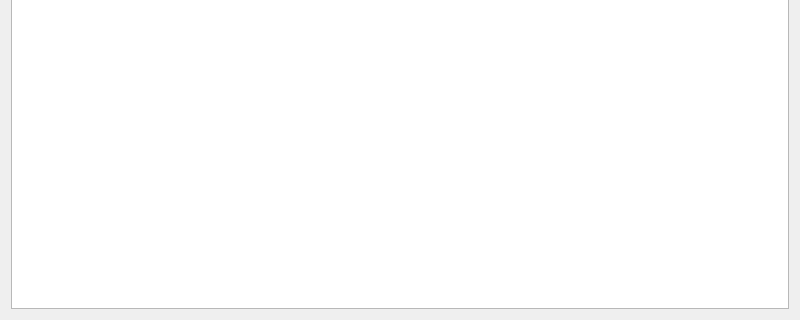
Above: Ui/locations-list.ui from kuba172/Demog before the change; both pictures show x 0 to 800 and y 280 to 600 of the 800 by 600 pixel window. Below: the same form after it.
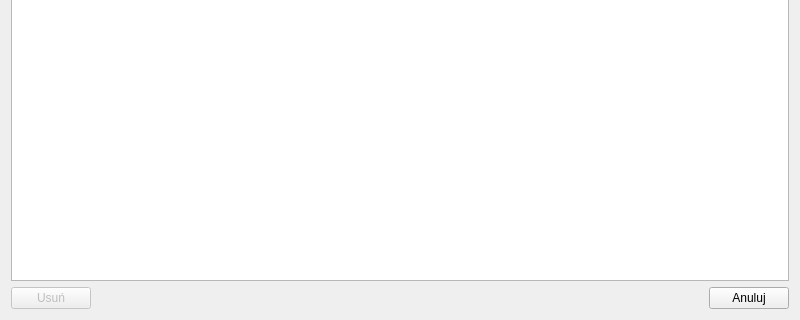
That is the form after the change.

Commit message: add deletion option to location list

Patch:
```diff
--- a/Ui/locations-list.ui
+++ b/Ui/locations-list.ui
@@ -22,10 +22,44 @@
   <property name="windowTitle">
    <string>Wybrane lokalizacje</string>
   </property>
-  <layout class="QHBoxLayout" name="horizontalLayout">
+  <layout class="QVBoxLayout" name="verticalLayout">
    <item>
     <widget class="QListWidget" name="listWidget_Locatons_List"/>
    </item>
+   <item>
+    <layout class="QHBoxLayout" name="horizontalLayout">
+     <item>
+      <widget class="QPushButton" name="pushButton_Delete">
+       <property name="enabled">
+        <bool>false</bool>
+       </property>
+       <property name="text">
+        <string>Usuń</string>
+       </property>
+      </widget>
+     </item>
+     <item>
+      <spacer name="horizontalSpacer">
+       <property name="orientation">
+        <enum>Qt::Horizontal</enum>
+       </property>
+       <property name="sizeHint" stdset="0">
+        <size>
+         <width>40</width>
+         <height>20</height>
+        </size>
+       </property>
+      </spacer>
+     </item>
+     <item>
+      <widget class="QPushButton" name="pushButton_Cancel">
+       <property name="text">
+        <string>Anuluj</string>
+       </property>
+      </widget>
+     </item>
+    </layout>
+   </item>
   </layout>
  </widget>
  <resources/>
```
The commit also changes 2 other files.
